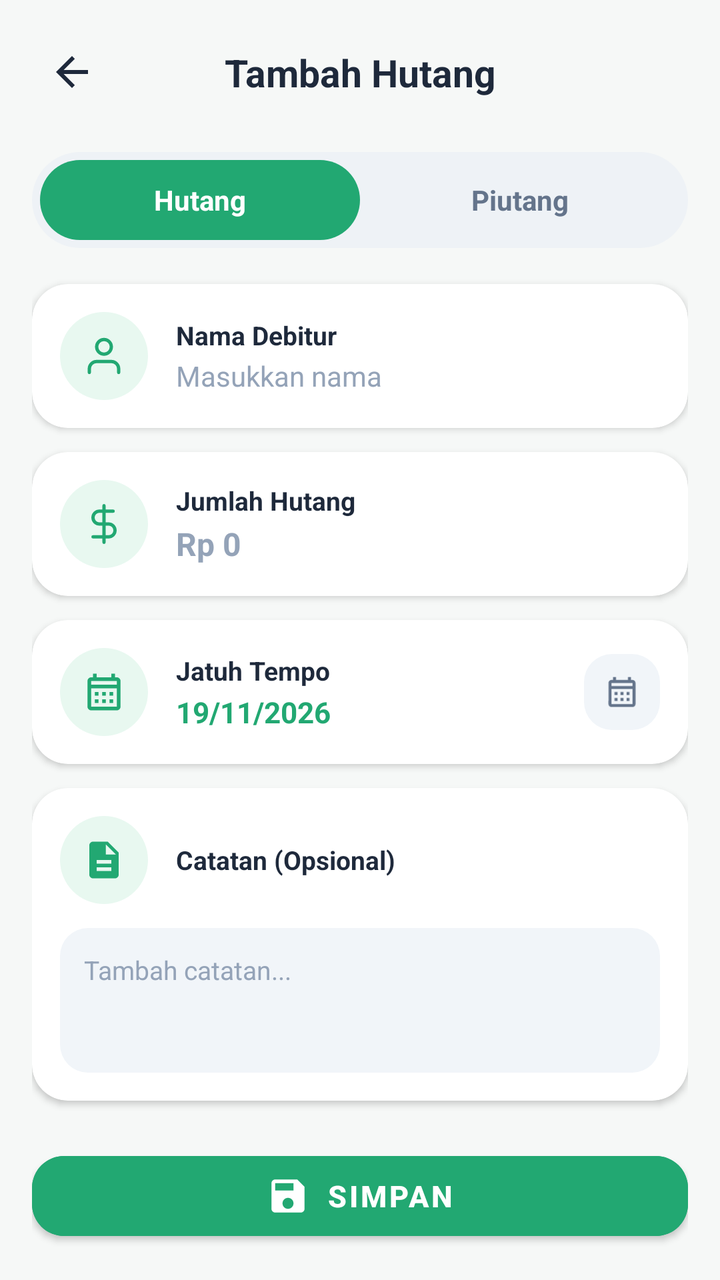
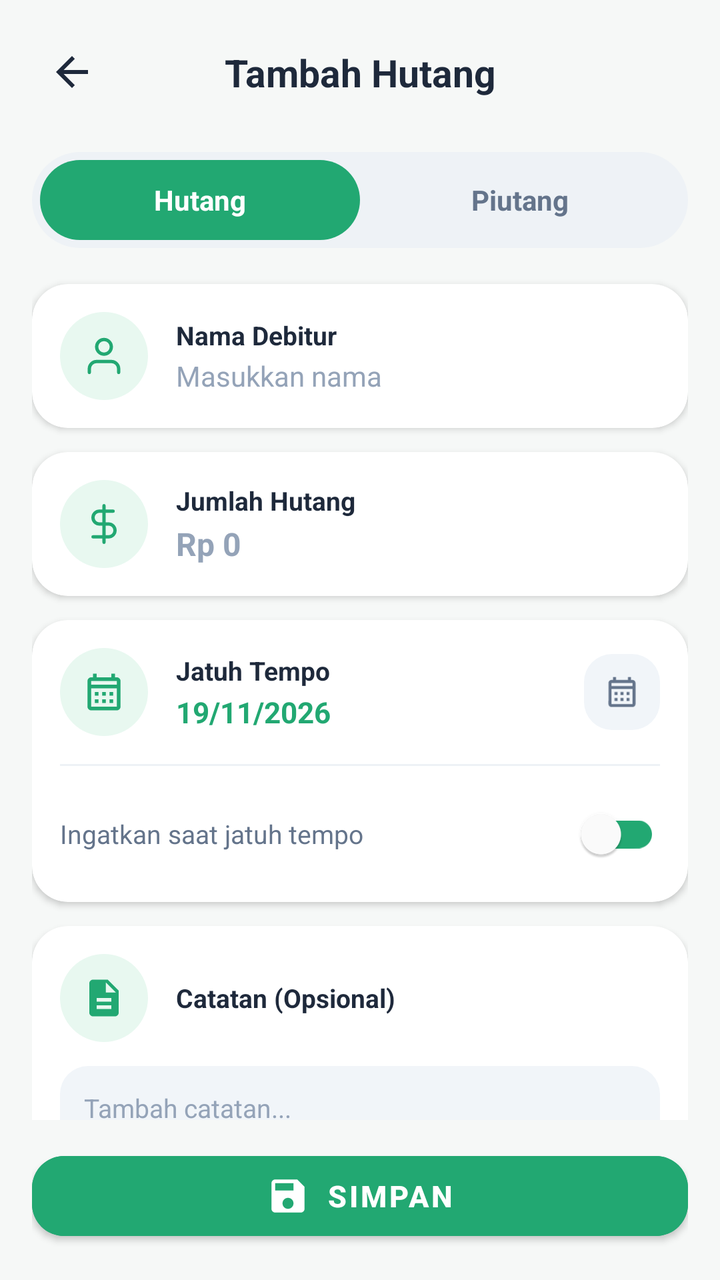

Screens rendered from an Android XML layout before and after an edit, with the pre-edit source and the edit as a unified diff.
<!-- AndroidManifest.xml: application theme Theme.HHHH -->
<!-- res/layout/activity_add_hutang.xml -->
<?xml version="1.0" encoding="utf-8"?>
<androidx.constraintlayout.widget.ConstraintLayout
    xmlns:android="http://schemas.android.com/apk/res/android"
    xmlns:app="http://schemas.android.com/apk/res-auto"
    xmlns:tools="http://schemas.android.com/tools"
    android:id="@+id/constraint"
    android:layout_width="match_parent"
    android:layout_height="match_parent"
    android:background="@color/hupisan_page_bg"
    tools:context=".view.hutang.AddHutangActivity">

    
    <androidx.constraintlayout.widget.ConstraintLayout
        android:id="@+id/custom_toolbar"
        android:layout_width="match_parent"
        android:layout_height="wrap_content"
        android:paddingStart="16dp"
        android:paddingTop="16dp"
        android:paddingEnd="16dp"
        android:paddingBottom="12dp"
        app:layout_constraintTop_toTopOf="parent">

        <FrameLayout
            android:id="@+id/btn_back"
            android:layout_width="40dp"
            android:layout_height="40dp"
            android:background="?attr/selectableItemBackgroundBorderless"
            android:clickable="true"
            android:focusable="true"
            app:layout_constraintBottom_toBottomOf="parent"
            app:layout_constraintStart_toStartOf="parent"
            app:layout_constraintTop_toTopOf="parent">

            <ImageView
                android:layout_width="24dp"
                android:layout_height="24dp"
                android:layout_gravity="center"
                android:src="@drawable/ic_baseline_arrow_back_24"
                app:tint="@color/hupisan_text_primary" />
        </FrameLayout>

        <TextView
            android:id="@+id/tv_toolbar_title"
            android:layout_width="wrap_content"
            android:layout_height="wrap_content"
            android:text="Tambah Hutang"
            android:textColor="@color/hupisan_text_primary"
            android:textSize="19sp"
            android:textStyle="bold"
            app:layout_constraintBottom_toBottomOf="parent"
            app:layout_constraintEnd_toEndOf="parent"
            app:layout_constraintStart_toStartOf="parent"
            app:layout_constraintTop_toTopOf="parent" />
    </androidx.constraintlayout.widget.ConstraintLayout>

    <androidx.core.widget.NestedScrollView
        android:id="@+id/scroll_view"
        android:layout_width="match_parent"
        android:layout_height="0dp"
        android:clipToPadding="false"
        android:fillViewport="true"
        android:paddingBottom="24dp"
        app:layout_constraintBottom_toTopOf="@id/layout_bottom_action"
        app:layout_constraintTop_toBottomOf="@id/custom_toolbar">

        <LinearLayout
            android:layout_width="match_parent"
            android:layout_height="wrap_content"
            android:orientation="vertical"
            android:paddingStart="16dp"
            android:paddingEnd="16dp">

            
            <LinearLayout
                android:id="@+id/layout_toggle_type"
                android:layout_width="match_parent"
                android:layout_height="48dp"
                android:layout_marginTop="8dp"
                android:layout_marginBottom="18dp"
                android:background="@drawable/bg_toggle_container"
                android:gravity="center_vertical"
                android:orientation="horizontal"
                android:padding="4dp">

                <TextView
                    android:id="@+id/tab_toggle_hutang"
                    android:layout_width="0dp"
                    android:layout_height="match_parent"
                    android:layout_weight="1"
                    android:background="@drawable/bg_green_pill"
                    android:clickable="true"
                    android:focusable="true"
                    android:gravity="center"
                    android:text="Hutang"
                    android:textColor="@color/white"
                    android:textSize="14sp"
                    android:textStyle="bold" />

                <TextView
                    android:id="@+id/tab_toggle_piutang"
                    android:layout_width="0dp"
                    android:layout_height="match_parent"
                    android:layout_weight="1"
                    android:background="@null"
                    android:clickable="true"
                    android:focusable="true"
                    android:gravity="center"
                    android:text="Piutang"
                    android:textColor="@color/hupisan_text_secondary"
                    android:textSize="14sp"
                    android:textStyle="bold" />
            </LinearLayout>

            
            <androidx.cardview.widget.CardView
                android:layout_width="match_parent"
                android:layout_height="wrap_content"
                android:layout_marginBottom="12dp"
                app:cardBackgroundColor="@color/white"
                app:cardCornerRadius="18dp"
                app:cardElevation="2dp"
                app:cardPreventCornerOverlap="false"
                app:cardUseCompatPadding="false">

                <LinearLayout
                    android:layout_width="match_parent"
                    android:layout_height="wrap_content"
                    android:gravity="center_vertical"
                    android:orientation="horizontal"
                    android:paddingStart="14dp"
                    android:paddingTop="14dp"
                    android:paddingEnd="14dp"
                    android:paddingBottom="14dp">

                    <FrameLayout
                        android:layout_width="44dp"
                        android:layout_height="44dp"
                        android:background="@drawable/bg_circle_icon_green">

                        <ImageView
                            android:layout_width="22dp"
                            android:layout_height="22dp"
                            android:layout_gravity="center"
                            android:src="@drawable/ic_nav_more"
                            app:tint="@color/hupisan_primary" />
                    </FrameLayout>

                    <LinearLayout
                        android:layout_width="0dp"
                        android:layout_height="wrap_content"
                        android:layout_marginStart="14dp"
                        android:layout_weight="1"
                        android:orientation="vertical">

                        <TextView
                            android:id="@+id/tv_label_nama"
                            android:layout_width="wrap_content"
                            android:layout_height="wrap_content"
                            android:text="Nama Debitur"
                            android:textColor="@color/hupisan_text_primary"
                            android:textSize="13sp"
                            android:textStyle="bold" />

                        <EditText
                            android:id="@+id/et_nama_input"
                            android:layout_width="match_parent"
                            android:layout_height="wrap_content"
                            android:layout_marginTop="2dp"
                            android:background="@null"
                            android:hint="Masukkan nama"
                            android:inputType="textPersonName"
                            android:textColor="@color/hupisan_text_primary"
                            android:textColorHint="@color/hupisan_text_muted"
                            android:textSize="14sp" />
                    </LinearLayout>
                </LinearLayout>
            </androidx.cardview.widget.CardView>

            
            <androidx.cardview.widget.CardView
                android:layout_width="match_parent"
                android:layout_height="wrap_content"
                android:layout_marginBottom="12dp"
                app:cardBackgroundColor="@color/white"
                app:cardCornerRadius="18dp"
                app:cardElevation="2dp"
                app:cardPreventCornerOverlap="false"
                app:cardUseCompatPadding="false">

                <LinearLayout
                    android:layout_width="match_parent"
                    android:layout_height="wrap_content"
                    android:gravity="center_vertical"
                    android:orientation="horizontal"
                    android:paddingStart="14dp"
                    android:paddingTop="14dp"
                    android:paddingEnd="14dp"
                    android:paddingBottom="14dp">

                    <FrameLayout
                        android:layout_width="44dp"
                        android:layout_height="44dp"
                        android:background="@drawable/bg_circle_icon_green">

                        <ImageView
                            android:layout_width="22dp"
                            android:layout_height="22dp"
                            android:layout_gravity="center"
                            android:src="@drawable/ic_hupisan_currency" />
                    </FrameLayout>

                    <LinearLayout
                        android:layout_width="0dp"
                        android:layout_height="wrap_content"
                        android:layout_marginStart="14dp"
                        android:layout_weight="1"
                        android:orientation="vertical">

                        <TextView
                            android:id="@+id/tv_label_jumlah"
                            android:layout_width="wrap_content"
                            android:layout_height="wrap_content"
                            android:text="Jumlah Hutang"
                            android:textColor="@color/hupisan_text_primary"
                            android:textSize="13sp"
                            android:textStyle="bold" />

                        <EditText
                            android:id="@+id/et_jumlah_input"
                            android:layout_width="match_parent"
                            android:layout_height="wrap_content"
                            android:layout_marginTop="2dp"
                            android:background="@null"
                            android:hint="Rp 0"
                            android:inputType="number"
                            android:textColor="@color/hupisan_primary"
                            android:textColorHint="@color/hupisan_text_muted"
                            android:textSize="16sp"
                            android:textStyle="bold" />
                    </LinearLayout>
                </LinearLayout>
            </androidx.cardview.widget.CardView>

            
            <androidx.cardview.widget.CardView
                android:id="@+id/card_jatuh_tempo"
                android:layout_width="match_parent"
                android:layout_height="wrap_content"
                android:layout_marginBottom="12dp"
                android:clickable="true"
                android:focusable="true"
                app:cardBackgroundColor="@color/white"
                app:cardCornerRadius="18dp"
                app:cardElevation="2dp"
                app:cardPreventCornerOverlap="false"
                app:cardUseCompatPadding="false">

                <LinearLayout
                    android:layout_width="match_parent"
                    android:layout_height="wrap_content"
                    android:gravity="center_vertical"
                    android:orientation="horizontal"
                    android:paddingStart="14dp"
                    android:paddingTop="14dp"
                    android:paddingEnd="14dp"
                    android:paddingBottom="14dp">

                    <FrameLayout
                        android:layout_width="44dp"
                        android:layout_height="44dp"
                        android:background="@drawable/bg_circle_icon_green">

                        <ImageView
                            android:layout_width="22dp"
                            android:layout_height="22dp"
                            android:layout_gravity="center"
                            android:src="@drawable/ic_hupisan_calendar"
                            app:tint="@color/hupisan_primary" />
                    </FrameLayout>

                    <LinearLayout
                        android:layout_width="0dp"
                        android:layout_height="wrap_content"
                        android:layout_marginStart="14dp"
                        android:layout_weight="1"
                        android:orientation="vertical">

                        <TextView
                            android:layout_width="wrap_content"
                            android:layout_height="wrap_content"
                            android:text="Jatuh Tempo"
                            android:textColor="@color/hupisan_text_primary"
                            android:textSize="13sp"
                            android:textStyle="bold" />

                        <TextView
                            android:id="@+id/tv_selected_date"
                            android:layout_width="wrap_content"
                            android:layout_height="wrap_content"
                            android:layout_marginTop="2dp"
                            android:text="19/11/2026"
                            android:textColor="@color/hupisan_primary"
                            android:textSize="14.5sp"
                            android:textStyle="bold" />
                    </LinearLayout>

                    
                    <FrameLayout
                        android:id="@+id/btn_pick_date"
                        android:layout_width="38dp"
                        android:layout_height="38dp"
                        android:background="@drawable/bg_input_multiline">

                        <ImageView
                            android:layout_width="18dp"
                            android:layout_height="18dp"
                            android:layout_gravity="center"
                            android:src="@drawable/ic_hupisan_calendar"
                            app:tint="@color/hupisan_text_secondary" />
                    </FrameLayout>
                </LinearLayout>
            </androidx.cardview.widget.CardView>

            
            <androidx.cardview.widget.CardView
                android:layout_width="match_parent"
                android:layout_height="wrap_content"
                android:layout_marginBottom="24dp"
                app:cardBackgroundColor="@color/white"
                app:cardCornerRadius="18dp"
                app:cardElevation="2dp"
                app:cardPreventCornerOverlap="false"
                app:cardUseCompatPadding="false">

                <LinearLayout
                    android:layout_width="match_parent"
                    android:layout_height="wrap_content"
                    android:orientation="vertical"
                    android:paddingStart="14dp"
                    android:paddingTop="14dp"
                    android:paddingEnd="14dp"
                    android:paddingBottom="14dp">

                    <LinearLayout
                        android:layout_width="match_parent"
                        android:layout_height="wrap_content"
                        android:gravity="center_vertical"
                        android:orientation="horizontal">

                        <FrameLayout
                            android:layout_width="44dp"
                            android:layout_height="44dp"
                            android:background="@drawable/bg_circle_icon_green">

                            <ImageView
                                android:layout_width="22dp"
                                android:layout_height="22dp"
                                android:layout_gravity="center"
                                android:src="@drawable/ic_hupisan_document"
                                app:tint="@color/hupisan_primary" />
                        </FrameLayout>

                        <TextView
                            android:layout_width="wrap_content"
                            android:layout_height="wrap_content"
                            android:layout_marginStart="14dp"
                            android:text="Catatan (Opsional)"
                            android:textColor="@color/hupisan_text_primary"
                            android:textSize="13sp"
                            android:textStyle="bold" />
                    </LinearLayout>

                    
                    <EditText
                        android:id="@+id/et_catatan_input"
                        android:layout_width="match_parent"
                        android:layout_height="wrap_content"
                        android:layout_marginTop="12dp"
                        android:background="@drawable/bg_input_multiline"
                        android:gravity="top|start"
                        android:hint="Tambah catatan..."
                        android:inputType="textMultiLine"
                        android:minLines="3"
                        android:padding="12dp"
                        android:textColor="@color/hupisan_text_primary"
                        android:textColorHint="@color/hupisan_text_muted"
                        android:textSize="13sp" />
                </LinearLayout>
            </androidx.cardview.widget.CardView>

            
            <View
                android:id="@+id/cardView_tanggal"
                android:layout_width="0dp"
                android:layout_height="0dp"
                android:visibility="gone" />
            <RadioGroup
                android:id="@+id/radioGroup"
                android:layout_width="0dp"
                android:layout_height="0dp"
                android:visibility="gone">
                <RadioButton
                    android:id="@+id/rb_gender_laki"
                    android:layout_width="wrap_content"
                    android:layout_height="wrap_content" />
                <RadioButton
                    android:id="@+id/rb_gender_perempuan"
                    android:layout_width="wrap_content"
                    android:layout_height="wrap_content" />
                <RadioButton
                    android:id="@+id/rb_gender_kosong"
                    android:layout_width="wrap_content"
                    android:layout_height="wrap_content" />
            </RadioGroup>
            <TextView
                android:id="@+id/tv_dibuat_pada"
                android:layout_width="0dp"
                android:layout_height="0dp"
                android:visibility="gone" />
            <TextView
                android:id="@+id/tv_date_time"
                android:layout_width="0dp"
                android:layout_height="0dp"
                android:visibility="gone" />
            <TextView
                android:id="@+id/tv_time"
                android:layout_width="0dp"
                android:layout_height="0dp"
                android:visibility="gone" />
            <com.google.android.material.switchmaterial.SwitchMaterial
                android:id="@+id/switch_on_notif"
                android:layout_width="0dp"
                android:layout_height="0dp"
                android:visibility="gone" />
            <com.google.android.material.textfield.TextInputLayout
                android:id="@+id/et_nama"
                android:layout_width="0dp"
                android:layout_height="0dp"
                android:visibility="gone">
                <com.google.android.material.textfield.TextInputEditText
                    android:layout_width="0dp"
                    android:layout_height="0dp" />
            </com.google.android.material.textfield.TextInputLayout>
            <com.google.android.material.textfield.TextInputLayout
                android:id="@+id/et_jumlah"
                android:layout_width="0dp"
                android:layout_height="0dp"
                android:visibility="gone">
                <com.google.android.material.textfield.TextInputEditText
                    android:layout_width="0dp"
                    android:layout_height="0dp" />
            </com.google.android.material.textfield.TextInputLayout>
            <com.google.android.material.textfield.TextInputLayout
                android:id="@+id/et_keterangan"
                android:layout_width="0dp"
                android:layout_height="0dp"
                android:visibility="gone">
                <com.google.android.material.textfield.TextInputEditText
                    android:layout_width="0dp"
                    android:layout_height="0dp" />
            </com.google.android.material.textfield.TextInputLayout>

        </LinearLayout>
    </androidx.core.widget.NestedScrollView>

    
    <LinearLayout
        android:id="@+id/layout_bottom_action"
        android:layout_width="match_parent"
        android:layout_height="wrap_content"
        android:background="@color/hupisan_page_bg"
        android:paddingStart="16dp"
        android:paddingTop="12dp"
        android:paddingEnd="16dp"
        android:paddingBottom="16dp"
        app:layout_constraintBottom_toBottomOf="parent">

        <com.google.android.material.button.MaterialButton
            android:id="@+id/btn_simpan"
            android:layout_width="match_parent"
            android:layout_height="52dp"
            android:backgroundTint="@color/hupisan_primary"
            android:text="Simpan"
            android:textColor="@color/white"
            android:textSize="15sp"
            android:textStyle="bold"
            app:cornerRadius="16dp"
            app:elevation="2dp"
            app:icon="@drawable/ic_hupisan_save"
            app:iconGravity="textStart"
            app:iconPadding="8dp"
            app:iconTint="@color/white" />
    </LinearLayout>

</androidx.constraintlayout.widget.ConstraintLayout>
<!-- resources referenced by this layout -->
<resources>
  <color name="hupisan_page_bg">#F6F8F7</color>
  <color name="hupisan_primary">#22A872</color>
  <color name="hupisan_text_muted">#94A3B8</color>
  <color name="hupisan_text_primary">#1E293B</color>
  <color name="hupisan_text_secondary">#64748B</color>
  <color name="white">#FFFFFFFF</color>
  <!-- drawable bg_circle_icon_green (drawable) -->
  <?xml version="1.0" encoding="utf-8"?>
  <shape xmlns:android="http://schemas.android.com/apk/res/android"
      android:shape="oval">
      <solid android:color="@color/hupisan_primary_surface" />
  </shape>
  <!-- drawable bg_green_pill (drawable) -->
  <?xml version="1.0" encoding="utf-8"?>
  <shape xmlns:android="http://schemas.android.com/apk/res/android"
      android:shape="rectangle">
      <solid android:color="@color/hupisan_primary" />
      <corners android:radius="24dp" />
  </shape>
  <!-- drawable bg_input_multiline (drawable) -->
  <?xml version="1.0" encoding="utf-8"?>
  <shape xmlns:android="http://schemas.android.com/apk/res/android"
      android:shape="rectangle">
      <solid android:color="#F1F5F9" />
      <corners android:radius="14dp" />
  </shape>
  <!-- drawable bg_toggle_container (drawable) -->
  <?xml version="1.0" encoding="utf-8"?>
  <shape xmlns:android="http://schemas.android.com/apk/res/android"
      android:shape="rectangle">
      <solid android:color="@color/hupisan_chip_bg" />
      <corners android:radius="24dp" />
  </shape>
  <!-- drawable ic_baseline_arrow_back_24 (drawable) -->
  <vector android:autoMirrored="true" android:height="24dp"
      android:tint="#FFFFFF" android:viewportHeight="24"
      android:viewportWidth="24" android:width="24dp" xmlns:android="http://schemas.android.com/apk/res/android">
      <path android:fillColor="@android:color/white" android:pathData="M20,11H7.83l5.59,-5.59L12,4l-8,8 8,8 1.41,-1.41L7.83,13H20v-2z"/>
  </vector>
  <!-- drawable ic_hupisan_currency (drawable) -->
  <vector xmlns:android="http://schemas.android.com/apk/res/android"
      android:width="22dp"
      android:height="22dp"
      android:viewportWidth="24"
      android:viewportHeight="24">
      <path
          android:strokeColor="@color/hupisan_primary"
          android:strokeWidth="1.8"
          android:strokeLineCap="round"
          android:fillColor="#00000000"
          android:pathData="M12,2v20 M17,5H9.5a3.5,3.5 0 0,0 0,7h5a3.5,3.5 0 0,1 0,7H6" />
  </vector>
  <!-- drawable ic_hupisan_document (drawable) -->
  <vector xmlns:android="http://schemas.android.com/apk/res/android"
      android:width="28dp"
      android:height="28dp"
      android:viewportWidth="24"
      android:viewportHeight="24">
      <path
          android:fillColor="#8C7769"
          android:pathData="M14,2H6C4.9,2 4,2.9 4,4v16c0,1.1 0.9,2 2,2h12c1.1,0 2,-0.9 2,-2V8L14,2zM16,18H8v-2h8V18zM16,14H8v-2h8V14zM13,9V3.5L18.5,9H13z" />
  </vector>
  <!-- drawable ic_hupisan_save (drawable) -->
  <vector xmlns:android="http://schemas.android.com/apk/res/android"
      android:width="22dp"
      android:height="22dp"
      android:viewportWidth="24"
      android:viewportHeight="24">
      <path
          android:fillColor="@color/white"
          android:pathData="M17,3H5c-1.11,0 -2,0.9 -2,2v14c0,1.1 0.89,2 2,2h14c1.1,0 2,-0.9 2,-2V7l-4,-4zm-5,16c-1.66,0 -3,-1.34 -3,-3s1.34,-3 3,-3 3,1.34 3,3 -1.34,3 -3,3zm3,-10H5V5h10v4z" />
  </vector>
  <color name="hupisan_primary_surface">#E8F8F0</color>
  <color name="hupisan_chip_bg">#EEF2F6</color>
  <color name="hupisan_primary_dark">#17885A</color>
  <color name="hupisan_accent_amber">#22A872</color>
  <!-- unchanged entries left out for length: 3 -->
</resources>

<!-- the commit's change to res/layout/activity_add_hutang.xml (unified diff, before → after) -->
@@ -258,66 +258,104 @@
                 <LinearLayout
                     android:layout_width="match_parent"
                     android:layout_height="wrap_content"
-                    android:gravity="center_vertical"
-                    android:orientation="horizontal"
-                    android:paddingStart="14dp"
-                    android:paddingTop="14dp"
-                    android:paddingEnd="14dp"
-                    android:paddingBottom="14dp">
-
-                    <FrameLayout
-                        android:layout_width="44dp"
-                        android:layout_height="44dp"
-                        android:background="@drawable/bg_circle_icon_green">
-
-                        <ImageView
-                            android:layout_width="22dp"
-                            android:layout_height="22dp"
-                            android:layout_gravity="center"
-                            android:src="@drawable/ic_hupisan_calendar"
-                            app:tint="@color/hupisan_primary" />
-                    </FrameLayout>
+                    android:orientation="vertical">
 
                     <LinearLayout
-                        android:layout_width="0dp"
+                        android:layout_width="match_parent"
                         android:layout_height="wrap_content"
-                        android:layout_marginStart="14dp"
-                        android:layout_weight="1"
-                        android:orientation="vertical">
+                        android:gravity="center_vertical"
+                        android:orientation="horizontal"
+                        android:paddingStart="14dp"
+                        android:paddingTop="14dp"
+                        android:paddingEnd="14dp"
+                        android:paddingBottom="14dp">
+
+                        <FrameLayout
+                            android:layout_width="44dp"
+                            android:layout_height="44dp"
+                            android:background="@drawable/bg_circle_icon_green">
+
+                            <ImageView
+                                android:layout_width="22dp"
+                                android:layout_height="22dp"
+                                android:layout_gravity="center"
+                                android:src="@drawable/ic_hupisan_calendar"
+                                app:tint="@color/hupisan_primary" />
+                        </FrameLayout>
+
+                        <LinearLayout
+                            android:layout_width="0dp"
+                            android:layout_height="wrap_content"
+                            android:layout_marginStart="14dp"
+                            android:layout_weight="1"
+                            android:orientation="vertical">
+
+                            <TextView
+                                android:layout_width="wrap_content"
+                                android:layout_height="wrap_content"
+                                android:text="Jatuh Tempo"
+                                android:textColor="@color/hupisan_text_primary"
+                                android:textSize="13sp"
+                                android:textStyle="bold" />
+
+                            <TextView
+                                android:id="@+id/tv_selected_date"
+                                android:layout_width="wrap_content"
+                                android:layout_height="wrap_content"
+                                android:layout_marginTop="2dp"
+                                android:text="19/11/2026"
+                                android:textColor="@color/hupisan_primary"
+                                android:textSize="14.5sp"
+                                android:textStyle="bold" />
+                        </LinearLayout>
+
+                        
+                        <FrameLayout
+                            android:id="@+id/btn_pick_date"
+                            android:layout_width="38dp"
+                            android:layout_height="38dp"
+                            android:background="@drawable/bg_input_multiline">
+
+                            <ImageView
+                                android:layout_width="18dp"
+                                android:layout_height="18dp"
+                                android:layout_gravity="center"
+                                android:src="@drawable/ic_hupisan_calendar"
+                                app:tint="@color/hupisan_text_secondary" />
+                        </FrameLayout>
+                    </LinearLayout>
+
+                    
+                    <View
+                        android:layout_width="match_parent"
+                        android:layout_height="1dp"
+                        android:layout_marginHorizontal="14dp"
+                        android:background="@color/hupisan_card_stroke" />
+
+                    
+                    <LinearLayout
+                        android:layout_width="match_parent"
+                        android:layout_height="wrap_content"
+                        android:gravity="center_vertical"
+                        android:orientation="horizontal"
+                        android:paddingHorizontal="14dp"
+                        android:paddingVertical="10dp">
 
                         <TextView
+                            android:layout_width="0dp"
+                            android:layout_height="wrap_content"
+                            android:layout_weight="1"
+                            android:text="Ingatkan saat jatuh tempo"
+                            android:textColor="@color/hupisan_text_secondary"
+                            android:textSize="13sp" />
+
+                        <com.google.android.material.switchmaterial.SwitchMaterial
+                            android:id="@+id/switch_reminder"
                             android:layout_width="wrap_content"
                             android:layout_height="wrap_content"
-                            android:text="Jatuh Tempo"
-                            android:textColor="@color/hupisan_text_primary"
-                            android:textSize="13sp"
-                            android:textStyle="bold" />
-
-                        <TextView
-                            android:id="@+id/tv_selected_date"
-                            android:layout_width="wrap_content"
-                            android:layout_height="wrap_content"
-                            android:layout_marginTop="2dp"
-                            android:text="19/11/2026"
-                            android:textColor="@color/hupisan_primary"
-                            android:textSize="14.5sp"
-                            android:textStyle="bold" />
+                            app:thumbTint="@color/white"
+                            app:trackTint="@color/hupisan_primary" />
                     </LinearLayout>
-
-                    
-                    <FrameLayout
-                        android:id="@+id/btn_pick_date"
-                        android:layout_width="38dp"
-                        android:layout_height="38dp"
-                        android:background="@drawable/bg_input_multiline">
-
-                        <ImageView
-                            android:layout_width="18dp"
-                            android:layout_height="18dp"
-                            android:layout_gravity="center"
-                            android:src="@drawable/ic_hupisan_calendar"
-                            app:tint="@color/hupisan_text_secondary" />
-                    </FrameLayout>
                 </LinearLayout>
             </androidx.cardview.widget.CardView>
 
<!-- resource entries referenced after the edit -->
@@ -1,5 +1,6 @@
 <!-- resources referenced by this layout -->
 <resources>
+  <color name="hupisan_card_stroke">#EEF2F6</color>
   <color name="hupisan_page_bg">#F6F8F7</color>
   <color name="hupisan_primary">#22A872</color>
   <color name="hupisan_text_muted">#94A3B8</color>
